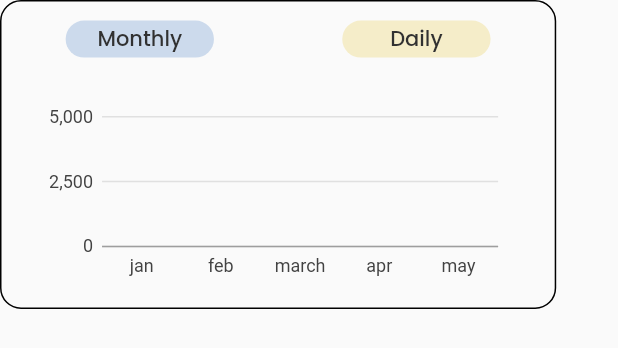
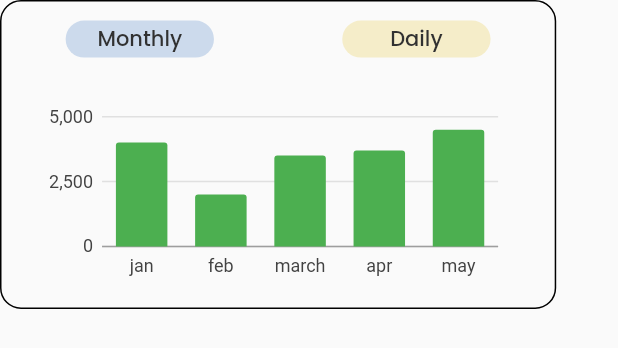
Before and after one commit to Sama-3l/coinwatcher, a Flutter app: what expenseGraph() shows on an empty page, opened directly with empty values, on a phone screen of 412 x 824 dp. Shown: the top 348 px of the screen. Run offline on Flutter 3.47's test engine with Material 2 defaults, Android fonts, the phone set to English and light mode, and no system bars; our stand-ins replace charts_flutter, flutter_bloc, google_fonts; missing offline and left inert: carbon_icons.

Commit message:
Graph plotted

```diff
--- a/lib/presentation/widgets/expense_graph.dart
+++ b/lib/presentation/widgets/expense_graph.dart
@@ -18,54 +18,54 @@ class expenseGraph extends StatefulWidget {
     barDataMonthly(
       month: "jan",
       spent: 4000,
-      color: charts.ColorUtil.fromDartColor(Color(0xA6D8A9)),
+      color: charts.ColorUtil.fromDartColor(Colors.green),
     ),
     barDataMonthly(
       month: "feb",
       spent: 2000,
-      color: charts.ColorUtil.fromDartColor(Color(0xA6D8A9)),
+      color: charts.ColorUtil.fromDartColor(Colors.green),
     ),
     barDataMonthly(
       month: "march",
       spent: 3500,
-      color: charts.ColorUtil.fromDartColor(Color(0xA6D8A9)),
+      color: charts.ColorUtil.fromDartColor(Colors.green),
     ),
     barDataMonthly(
       month: "apr",
       spent: 3700,
-      color: charts.ColorUtil.fromDartColor(Color(0xA6D8A9)),
+      color: charts.ColorUtil.fromDartColor(Colors.green),
     ),
     barDataMonthly(
       month: "may",
       spent: 4500,
-      color: charts.ColorUtil.fromDartColor(Color(0xA6D8A9)),
+      color: charts.ColorUtil.fromDartColor(Colors.green),
     ),
   ];
   final List<barDataDaily> daily = [
     barDataDaily(
       day: "1",
       spent: 300,
-      color: charts.ColorUtil.fromDartColor(Color(0xA6D8A9)),
+      color: charts.ColorUtil.fromDartColor(Colors.green),
     ),
     barDataDaily(
       day: "2",
       spent: 350,
-      color: charts.ColorUtil.fromDartColor(Color(0xA6D8A9)),
+      color: charts.ColorUtil.fromDartColor(Colors.green),
     ),
     barDataDaily(
       day: "3",
       spent: 200,
-      color: charts.ColorUtil.fromDartColor(Color(0xA6D8A9)),
+      color: charts.ColorUtil.fromDartColor(Colors.green),
     ),
     barDataDaily(
       day: "4",
       spent: 270,
-      color: charts.ColorUtil.fromDartColor(Color(0xA6D8A9)),
+      color: charts.ColorUtil.fromDartColor(Colors.green),
     ),
     barDataDaily(
       day: "5",
       spent: 320,
-      color: charts.ColorUtil.fromDartColor(Color(0xA6D8A9)),
+      color: charts.ColorUtil.fromDartColor(Colors.green),
     )
   ];
 
```
